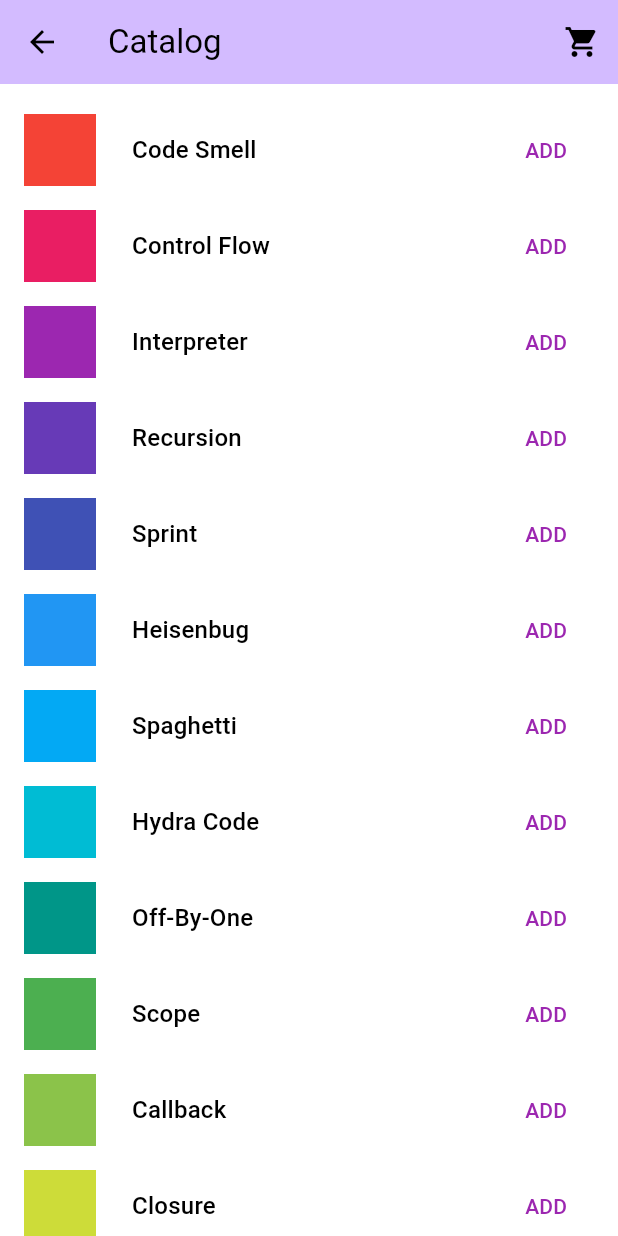
After one commit to devdawei/flutter_app, a Flutter app: the CatalogPage screen opened directly, on a phone screen of 412 x 824 dp. The commit adds this screen. Run offline on Flutter 3.47's test engine with Material 3 defaults, Android fonts, the phone set to English and light mode, and no system bars; network calls fail.

Commit message:
增加状态管理Provider

```diff
--- /dev/null
+++ b/lib/module/learn/provider_shopper/models/cart_model.dart
@@ -0,0 +1,43 @@
+import 'package:flutter/foundation.dart';
+import 'package:flutter_app/module/learn/provider_shopper/models/catalog_model.dart';
+
+class CartModel extends ChangeNotifier {
+  /// The private field backing [catalog].
+  late CatalogModel _catalog;
+
+  /// Internal, private state of the cart. Stores the ids of each item.
+  final List<int> _itemIds = [];
+
+  /// The current catalog. Used to construct items from numeric ids.
+  CatalogModel get catalog => _catalog;
+
+  set catalog(CatalogModel newCatalog) {
+    _catalog = newCatalog;
+    // Notify listeners, in case the new catalog provides information
+    // different from the previous one. For example, availability of an item
+    // might have changed.
+    notifyListeners();
+  }
+
+  /// List of items in the cart.
+  List<Item> get items => _itemIds.map((id) => _catalog.getById(id)).toList();
+
+  /// The current total price of all items.
+  int get totalPrice =>
+      items.fold(0, (total, current) => total + current.price);
+
+  /// Adds [item] to cart. This is the only way to modify the cart from outside.
+  void add(Item item) {
+    _itemIds.add(item.id);
+    // This line tells [Model] that it should rebuild the widgets that
+    // depend on it.
+    notifyListeners();
+  }
+
+  void remove(Item item) {
+    _itemIds.remove(item.id);
+    // Don't forget to tell dependent widgets to rebuild _every time_
+    // you change the model.
+    notifyListeners();
+  }
+}
--- /dev/null
+++ b/lib/module/learn/provider_shopper/models/catalog_model.dart
@@ -0,0 +1,59 @@
+import 'package:flutter/material.dart';
+
+/// A proxy of the catalog of items the user can buy.
+///
+/// In a real app, this might be backed by a backend and cached on device.
+/// In this sample app, the catalog is procedurally generated and infinite.
+///
+/// For simplicity, the catalog is expected to be immutable (no products are
+/// expected to be added, removed or changed during the execution of the app).
+class CatalogModel {
+  static List<String> itemNames = [
+    'Code Smell',
+    'Control Flow',
+    'Interpreter',
+    'Recursion',
+    'Sprint',
+    'Heisenbug',
+    'Spaghetti',
+    'Hydra Code',
+    'Off-By-One',
+    'Scope',
+    'Callback',
+    'Closure',
+    'Automata',
+    'Bit Shift',
+    'Currying',
+  ];
+
+  /// Get item by [id].
+  ///
+  /// In this sample, the catalog is infinite, looping over [itemNames].
+  Item getById(int id) => Item(id, itemNames[id % itemNames.length]);
+
+  /// Get item by its position in the catalog.
+  Item getByPosition(int position) {
+    // In this simplified case, an item's position in the catalog
+    // is also its id.
+    return getById(position);
+  }
+}
+
+@immutable
+class Item {
+  final int id;
+  final String name;
+  final Color color;
+  final int price = 42;
+
+  Item(this.id, this.name)
+      // To make the sample app look nicer, each item is given one of the
+      // Material Design primary colors.
+      : color = Colors.primaries[id % Colors.primaries.length];
+
+  @override
+  int get hashCode => id;
+
+  @override
+  bool operator ==(Object other) => other is Item && other.id == id;
+}
--- /dev/null
+++ b/lib/module/learn/provider_shopper/pages/catalog_page.dart
@@ -0,0 +1,131 @@
+import 'package:flutter/material.dart';
+import 'package:flutter_app/app_navigator.dart';
+import 'package:flutter_app/module/learn/provider_shopper/models/cart_model.dart';
+import 'package:flutter_app/module/learn/provider_shopper/models/catalog_model.dart';
+import 'package:flutter_app/module/learn/provider_shopper/pages/cart_page.dart';
+import 'package:provider/provider.dart';
+
+class CatalogPage extends StatelessWidget {
+  const CatalogPage({super.key});
+
+  @override
+  Widget build(BuildContext context) {
+    return Scaffold(
+      body: CustomScrollView(
+        slivers: [
+          _CatalogAppBar(),
+          const SliverToBoxAdapter(child: SizedBox(height: 12)),
+          SliverList(
+            delegate: SliverChildBuilderDelegate(
+                (context, index) => _CatalogListItem(index)),
+          ),
+        ],
+      ),
+    );
+  }
+}
+
+class _CatalogAppBar extends StatelessWidget {
+  @override
+  Widget build(BuildContext context) {
+    return SliverAppBar(
+      title: Text('Catalog', style: Theme.of(context).textTheme.titleLarge),
+      floating: true,
+      actions: [
+        IconButton(
+          icon: const Icon(Icons.shopping_cart),
+          onPressed: () => {
+            AppNavigator.push(context, const CartPage()),
+          },
+        ),
+      ],
+    );
+  }
+}
+
+class _AddButton extends StatelessWidget {
+  final Item item;
+
+  const _AddButton({required this.item});
+
+  @override
+  Widget build(BuildContext context) {
+    // The context.select() method will let you listen to changes to
+    // a *part* of a model. You define a function that "selects" (i.e. returns)
+    // the part you're interested in, and the provider package will not rebuild
+    // this widget unless that particular part of the model changes.
+    //
+    // This can lead to significant performance improvements.
+    var isInCart = context.select<CartModel, bool>(
+      // Here, we are only interested whether [item] is inside the cart.
+      (cart) => cart.items.contains(item),
+    );
+
+    return TextButton(
+      onPressed: isInCart
+          ? () {
+              var cart = context.read<CartModel>();
+              cart.remove(item);
+            }
+          : () {
+              // If the item is not in cart, we let the user add it.
+              // We are using context.read() here because the callback
+              // is executed whenever the user taps the button. In other
+              // words, it is executed outside the build method.
+              var cart = context.read<CartModel>();
+              cart.add(item);
+            },
+      style: ButtonStyle(
+        overlayColor: MaterialStateProperty.resolveWith<Color?>((states) {
+          if (states.contains(MaterialState.pressed)) {
+            return Theme.of(context).primaryColor;
+          }
+          return null; // Defer to the widget's default.
+        }),
+        foregroundColor: MaterialStateProperty.all(Colors.purple),
+      ),
+      child: isInCart
+          ? const Icon(Icons.check, semanticLabel: 'ADDED')
+          : const Text('ADD'),
+    );
+  }
+}
+
+class _CatalogListItem extends StatelessWidget {
+  final int index;
+
+  const _CatalogListItem(this.index);
+
+  @override
+  Widget build(BuildContext context) {
+    var item = context.select<CatalogModel, Item>(
+      // Here, we are only interested in the item at [index]. We don't care
+      // about any other change.
+      (catalog) => catalog.getByPosition(index),
+    );
+    var textTheme = Theme.of(context).textTheme.titleMedium;
+
+    return Padding(
+      padding: const EdgeInsets.symmetric(horizontal: 16, vertical: 8),
+      child: LimitedBox(
+        maxHeight: 48,
+        child: Row(
+          children: [
+            AspectRatio(
+              aspectRatio: 1,
+              child: Container(
+                color: item.color,
+              ),
+            ),
+            const SizedBox(width: 24),
+            Expanded(
+              child: Text(item.name, style: textTheme),
+            ),
+            const SizedBox(width: 24),
+            _AddButton(item: item),
+          ],
+        ),
+      ),
+    );
+  }
+}
--- a/pubspec.yaml
+++ b/pubspec.yaml
@@ -35,6 +35,7 @@ dependencies:
   # The following adds the Cupertino Icons font to your application.
   # Use with the CupertinoIcons class for iOS style icons.
   cupertino_icons: ^1.0.2
+  provider: ^6.1.2
 
 dev_dependencies:
   flutter_test:
```
Also changed, not shown: lib/main.dart (+30 -1 lines), lib/module/home/home_page.dart (+12 -0 lines), lib/module/learn/provider_page.dart (added, +50 -0 lines), lib/module/learn/provider_shopper/pages/cart_page.dart (added, +97 -0 lines), pubspec.lock.
